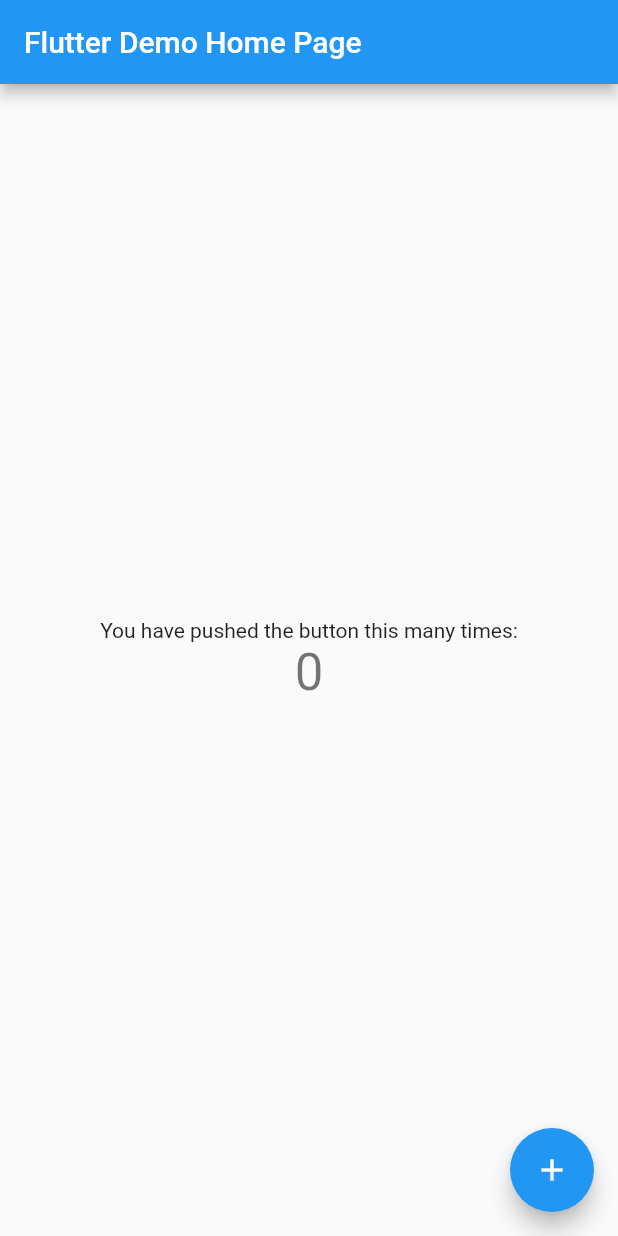
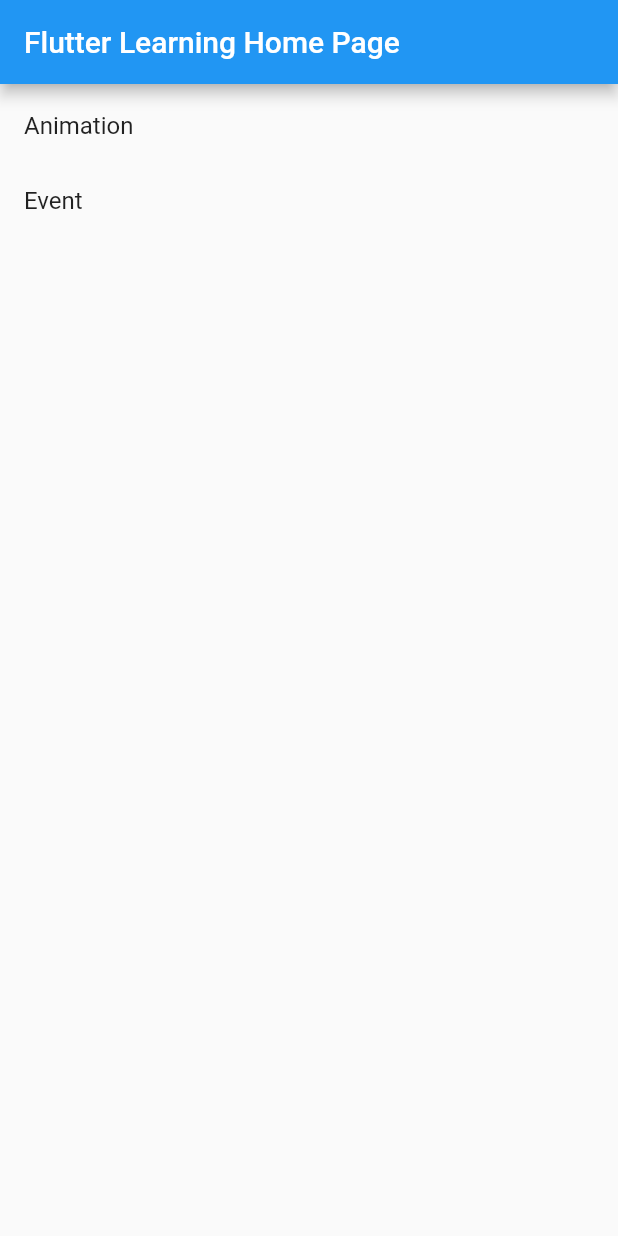
Before and after one commit to ZeroMoment/FlutterLearning, a Flutter app: the screen it shows after launch, on a phone screen of 412 x 824 dp. Run offline on Flutter 3.47's test engine with Material 2 defaults, Android fonts, the phone set to English and light mode, and no system bars.

Commit message:
添加路由管理

```diff
--- a/lib/main.dart
+++ b/lib/main.dart
@@ -7,35 +7,24 @@ class MyApp extends StatelessWidget {
   @override
   Widget build(BuildContext context) {
     return MaterialApp(
-      title: 'Flutter Demo',
+      title: 'Flutter Learning',
+      onUnknownRoute: (RouteSettings settings) {
+        return MaterialPageRoute(
+          builder: (context) {
+
+          }
+        );
+      },
       theme: ThemeData(
-        // This is the theme of your application.
-        //
-        // Try running your application with "flutter run". You'll see the
-        // application has a blue toolbar. Then, without quitting the app, try
-        // changing the primarySwatch below to Colors.green and then invoke
-        // "hot reload" (press "r" in the console where you ran "flutter run",
-        // or simply save your changes to "hot reload" in a Flutter IDE).
-        // Notice that the counter didn't reset back to zero; the application
-        // is not restarted.
         primarySwatch: Colors.blue,
       ),
-      home: MyHomePage(title: 'Flutter Demo Home Page'),
+      home: MyHomePage(title: 'Flutter Learning Home Page'),
     );
   }
 }
 
 class MyHomePage extends StatefulWidget {
   MyHomePage({Key key, this.title}) : super(key: key);
-
-  // This widget is the home page of your application. It is stateful, meaning
-  // that it has a State object (defined below) that contains fields that affect
-  // how it looks.
-
-  // This class is the configuration for the state. It holds the values (in this
-  // case the title) provided by the parent (in this case the App widget) and
-  // used by the build method of the State. Fields in a Widget subclass are
-  // always marked "final".
 
   final String title;
 
@@ -44,68 +33,52 @@ class MyHomePage extends StatefulWidget {
 }
 
 class _MyHomePageState extends State<MyHomePage> {
-  int _counter = 0;
 
-  void _incrementCounter() {
+  bool isDataInited = false;
+  List<String> _list = List();
+
+  @override
+  void initState() {
+    super.initState();
+    print("init state......");
+    _list..add("Animation")
+         ..add("Event");
+
     setState(() {
-      // This call to setState tells the Flutter framework that something has
-      // changed in this State, which causes it to rerun the build method below
-      // so that the display can reflect the updated values. If we changed
-      // _counter without calling setState(), then the build method would not be
-      // called again, and so nothing would appear to happen.
-      _counter++;
+      isDataInited = true;
     });
   }
 
   @override
   Widget build(BuildContext context) {
-    // This method is rerun every time setState is called, for instance as done
-    // by the _incrementCounter method above.
-    //
-    // The Flutter framework has been optimized to make rerunning build methods
-    // fast, so that you can just rebuild anything that needs updating rather
-    // than having to individually change instances of widgets.
+    print("build.......");
     return Scaffold(
       appBar: AppBar(
-        // Here we take the value from the MyHomePage object that was created by
-        // the App.build method, and use it to set our appbar title.
         title: Text(widget.title),
       ),
-      body: Center(
-        // Center is a layout widget. It takes a single child and positions it
-        // in the middle of the parent.
-        child: Column(
-          // Column is also a layout widget. It takes a list of children and
-          // arranges them vertically. By default, it sizes itself to fit its
-          // children horizontally, and tries to be as tall as its parent.
-          //
-          // Invoke "debug painting" (press "p" in the console, choose the
-          // "Toggle Debug Paint" action from the Flutter Inspector in Android
-          // Studio, or the "Toggle Debug Paint" command in Visual Studio Code)
-          // to see the wireframe for each widget.
-          //
-          // Column has various properties to control how it sizes itself and
-          // how it positions its children. Here we use mainAxisAlignment to
-          // center the children vertically; the main axis here is the vertical
-          // axis because Columns are vertical (the cross axis would be
-          // horizontal).
-          mainAxisAlignment: MainAxisAlignment.center,
-          children: <Widget>[
-            Text(
-              'You have pushed the button this many times:',
-            ),
-            Text(
-              '$_counter',
-              style: Theme.of(context).textTheme.display1,
-            ),
-          ],
-        ),
-      ),
-      floatingActionButton: FloatingActionButton(
-        onPressed: _incrementCounter,
-        tooltip: 'Increment',
-        child: Icon(Icons.add),
-      ), // This trailing comma makes auto-formatting nicer for build methods.
+      body: isDataInited ?
+      ListView.builder(
+          itemCount: _list.length,
+          itemExtent: 50.0,
+          itemBuilder: (BuildContext context, int index) {
+            return ListTile(
+              title: Text(_list[index]),
+              onTap: () {
+                _tapItem(_list[index]);
+              },
+            );
+          }
+      ) : Center(
+        child: Text("加载中..."),
+      )
     );
   }
+
+  void _tapItem(String itemTxt) {
+    if("Animation" == itemTxt) { //动画page
+
+    } else if("Event" == itemTxt) { //事件page
+
+    }
+  }
 }
```
Also changed, not shown: lib/module/animation/animation_base_page.dart (added, +21 -0 lines), lib/route/routes.dart (added, +32 -0 lines).
